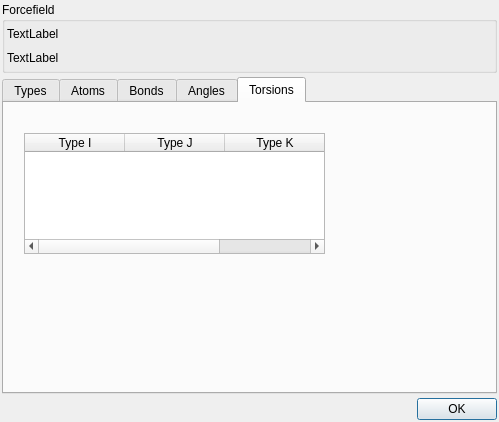
First picture: the form in src/gui/ffeditor.ui, repository trisyoungs/aten, before the edit.
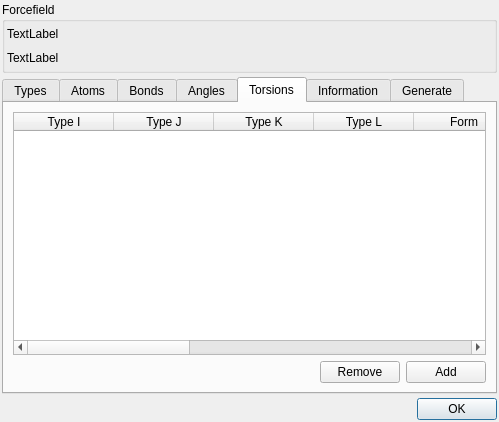
Second picture: the form after the edit. The open tabs and pages were chosen to show the change. Icons and pictures are not drawn.

Commit message: Updated forcefield editor. Removed extra debug output from Pattern::vdwInterPatternForces. Put all enums in src/energy/forms.h into Forms namespace.

Diff of the .ui file:
```diff
--- a/src/gui/ffeditor.ui
+++ b/src/gui/ffeditor.ui
@@ -441,30 +441,203 @@
       <attribute name="title" >
        <string>Torsions</string>
       </attribute>
-      <widget class="QTableWidget" name="FFEditorTorsionsTable" >
+      <attribute name="toolTip" >
+       <string>Torsional term definitions</string>
+      </attribute>
+      <layout class="QVBoxLayout" >
+       <property name="margin" >
+        <number>9</number>
+       </property>
+       <property name="spacing" >
+        <number>6</number>
+       </property>
+       <item>
+        <widget class="QTableWidget" name="FFEditorTorsionsTable" >
+         <column>
+          <property name="text" >
+           <string>Type I</string>
+          </property>
+         </column>
+         <column>
+          <property name="text" >
+           <string>Type J</string>
+          </property>
+         </column>
+         <column>
+          <property name="text" >
+           <string>Type K</string>
+          </property>
+         </column>
+         <column>
+          <property name="text" >
+           <string>Type L</string>
+          </property>
+         </column>
+         <column>
+          <property name="text" >
+           <string>Form</string>
+          </property>
+         </column>
+         <column>
+          <property name="text" >
+           <string>Data 1</string>
+          </property>
+         </column>
+         <column>
+          <property name="text" >
+           <string>Data 2</string>
+          </property>
+         </column>
+         <column>
+          <property name="text" >
+           <string>Data 3</string>
+          </property>
+         </column>
+         <column>
+          <property name="text" >
+           <string>Data 4</string>
+          </property>
+         </column>
+         <column>
+          <property name="text" >
+           <string>Data 5</string>
+          </property>
+         </column>
+         <column>
+          <property name="text" >
+           <string>Data 6</string>
+          </property>
+         </column>
+        </widget>
+       </item>
+       <item>
+        <layout class="QHBoxLayout" >
+         <property name="margin" >
+          <number>0</number>
+         </property>
+         <property name="spacing" >
+          <number>6</number>
+         </property>
+         <item>
+          <spacer>
+           <property name="orientation" >
+            <enum>Qt::Horizontal</enum>
+           </property>
+           <property name="sizeHint" >
+            <size>
+             <width>40</width>
+             <height>20</height>
+            </size>
+           </property>
+          </spacer>
+         </item>
+         <item>
+          <widget class="QPushButton" name="RemoveTorsionButton" >
+           <property name="text" >
+            <string>Remove</string>
+           </property>
+          </widget>
+         </item>
+         <item>
+          <widget class="QPushButton" name="AddTorsionButton" >
+           <property name="text" >
+            <string>Add</string>
+           </property>
+          </widget>
+         </item>
+        </layout>
+       </item>
+      </layout>
+     </widget>
+     <widget class="QWidget" name="FFEInfoTab" >
+      <attribute name="title" >
+       <string>Information</string>
+      </attribute>
+      <attribute name="toolTip" >
+       <string>Descriptive information for the forcefield</string>
+      </attribute>
+     </widget>
+     <widget class="QWidget" name="FFEGenerateTab" >
+      <attribute name="title" >
+       <string>Generate</string>
+      </attribute>
+      <attribute name="toolTip" >
+       <string>Generate terms from/for the current model</string>
+      </attribute>
+      <widget class="QGroupBox" name="FFEditorTypeGenerateGroup" >
        <property name="geometry" >
         <rect>
-         <x>20</x>
-         <y>30</y>
-         <width>301</width>
-         <height>121</height>
+         <x>10</x>
+         <y>170</y>
+         <width>473</width>
+         <height>103</height>
         </rect>
        </property>
-       <column>
-        <property name="text" >
-         <string>Type I</string>
+       <property name="title" >
+        <string>Generate From Model</string>
+       </property>
+       <layout class="QHBoxLayout" >
+        <property name="margin" >
+         <number>9</number>
         </property>
-       </column>
-       <column>
-        <property name="text" >
-         <string>Type J</string>
+        <property name="spacing" >
+         <number>6</number>
         </property>
-       </column>
-       <column>
-        <property name="text" >
-         <string>Type K</string>
-        </property>
-       </column>
+        <item>
+         <layout class="QVBoxLayout" >
+          <property name="margin" >
+           <number>0</number>
+          </property>
+          <property name="spacing" >
+           <number>6</number>
+          </property>
+          <item>
+           <widget class="QPushButton" name="FFEditorGenerateTypeButton" >
+            <property name="text" >
+             <string>For Selection</string>
+            </property>
+           </widget>
+          </item>
+          <item>
+           <layout class="QHBoxLayout" >
+            <property name="margin" >
+             <number>0</number>
+            </property>
+            <property name="spacing" >
+             <number>6</number>
+            </property>
+            <item>
+             <widget class="QLabel" name="label_3" >
+              <property name="text" >
+               <string>Max Depth</string>
+              </property>
+             </widget>
+            </item>
+            <item>
+             <widget class="QSpinBox" name="FFEditorDepthSpin" >
+              <property name="value" >
+               <number>2</number>
+              </property>
+             </widget>
+            </item>
+           </layout>
+          </item>
+         </layout>
+        </item>
+        <item>
+         <widget class="QGroupBox" name="FFEditorRingsGroup" >
+          <property name="title" >
+           <string>Rings</string>
+          </property>
+          <property name="checkable" >
+           <bool>true</bool>
+          </property>
+          <property name="checked" >
+           <bool>true</bool>
+          </property>
+         </widget>
+        </item>
+       </layout>
       </widget>
      </widget>
     </widget>
```
Left out of the diff: 386 changed lines with no effect on the pictures. The commit also changes 21 other files.
